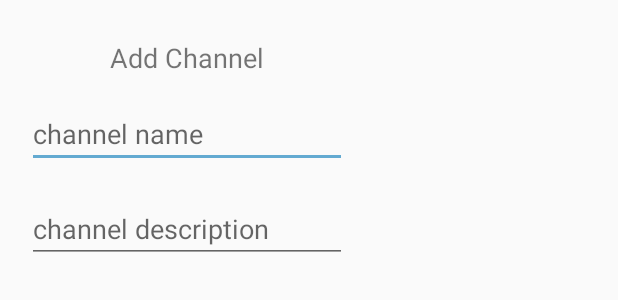
After one commit to Hany-Raaj/Smack, an Android app: the layout add_channel_dialog.xml on its own in the app's theme, with its tools: preview values and no code run, on a phone screen of 412 x 824 dp. The commit adds this screen. Shown: the top 300 px of the screen. Run offline under Robolectric (Android 15) with nearby library versions, the phone set to English and light mode, and no system bars.

Commit message:
Lesson - 17

```diff
--- a/app/src/main/res/layout/activity_login.xml
+++ b/app/src/main/res/layout/activity_login.xml
@@ -16,7 +16,7 @@
         android:ems="10"
         android:hint="E-mail"
         android:inputType="textPersonName"
-        android:textColor="@color/colorPrimary"
+        android:textColor="@android:color/darker_gray"
         app:layout_constraintEnd_toEndOf="parent"
         app:layout_constraintStart_toStartOf="parent"
         app:layout_constraintTop_toTopOf="parent" />
@@ -31,7 +31,7 @@
         android:ems="10"
         android:hint="Password"
         android:inputType="textPassword"
-        android:textColor="@color/colorPrimary"
+        android:textColor="@android:color/darker_gray"
         app:layout_constraintEnd_toEndOf="parent"
         app:layout_constraintStart_toStartOf="parent"
         app:layout_constraintTop_toBottomOf="@+id/loginEmailTxt" />
--- /dev/null
+++ b/app/src/main/res/layout/add_channel_dialog.xml
@@ -0,0 +1,38 @@
+<?xml version="1.0" encoding="utf-8"?>
+<LinearLayout xmlns:android="http://schemas.android.com/apk/res/android"
+    android:layout_width="wrap_content"
+    android:layout_height="wrap_content"
+    android:orientation="vertical">
+
+    <TextView
+        android:id="@+id/textView3"
+        android:layout_width="match_parent"
+        android:layout_height="wrap_content"
+        android:layout_marginBottom="16dp"
+        android:layout_marginTop="26dp"
+        android:text="Add Channel"
+        android:textAlignment="center"
+        android:textSize="18sp" />
+
+    <EditText
+        android:id="@+id/addChannelNameTxt"
+        android:layout_width="match_parent"
+        android:layout_height="wrap_content"
+        android:layout_marginBottom="18dp"
+        android:layout_marginLeft="18dp"
+        android:layout_marginRight="18dp"
+        android:ems="10"
+        android:hint="channel name "
+        android:inputType="textPersonName" />
+
+    <EditText
+        android:id="@+id/addChannelDescTxt"
+        android:layout_width="match_parent"
+        android:layout_height="wrap_content"
+        android:layout_marginBottom="18dp"
+        android:layout_marginLeft="18dp"
+        android:layout_marginRight="18dp"
+        android:ems="10"
+        android:hint="channel description "
+        android:inputType="textPersonName" />
+</LinearLayout>
```
Also changed, not shown: app/src/main/java/com/example/hanyr/smack/Controller/MainActivity.kt (+27 -0 lines).
